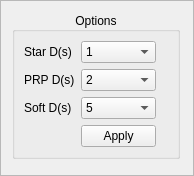
This is ui/optionsframe.ui in eshenhu/QtDemo as Qt 5 draws it before an edit. The edited form follows.
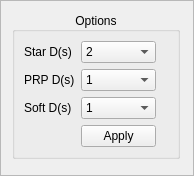
This is the edited form.

Patch:
```diff
--- a/ui/optionsframe.ui
+++ b/ui/optionsframe.ui
@@ -86,11 +86,6 @@
           <height>16777215</height>
          </size>
         </property>
-        <item>
-         <property name="text">
-          <string>1</string>
-         </property>
-        </item>
         <item>
          <property name="text">
           <string>2</string>
@@ -155,6 +150,11 @@
           <height>16777215</height>
          </size>
         </property>
+        <item>
+         <property name="text">
+          <string>1</string>
+         </property>
+        </item>
         <item>
          <property name="text">
           <string>2</string>
@@ -212,7 +212,7 @@
         </property>
         <item>
          <property name="text">
-          <string>5</string>
+          <string>1</string>
          </property>
         </item>
         <item>
```
Left out of the diff: 21 changed lines with no effect on the pictures.
